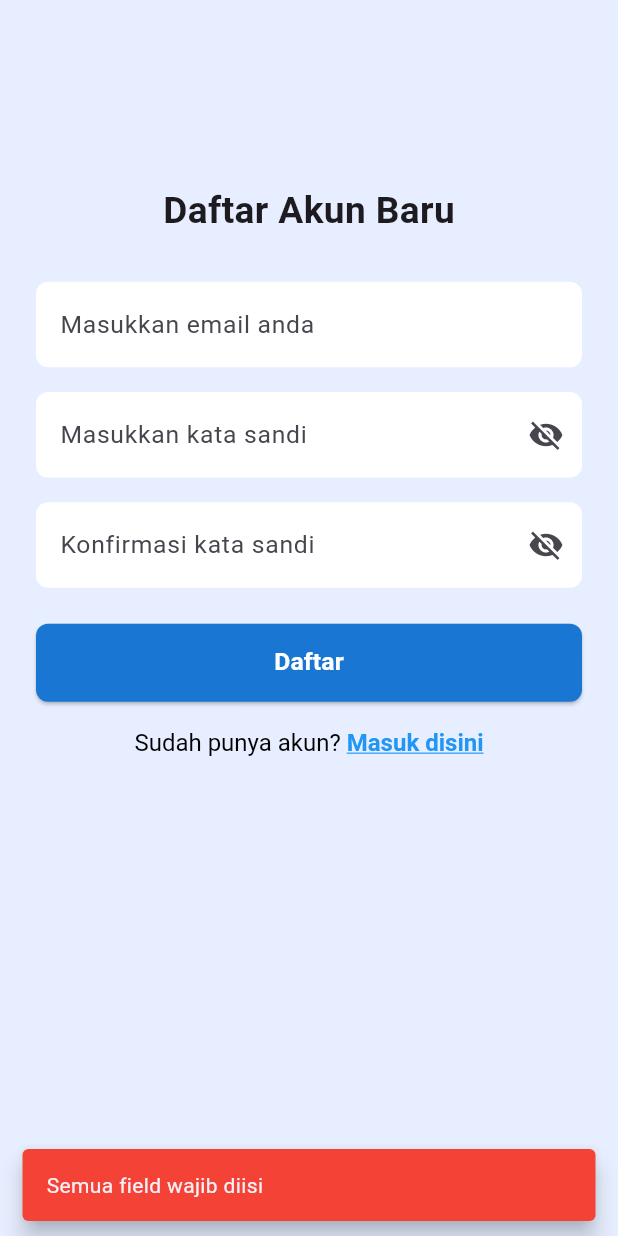
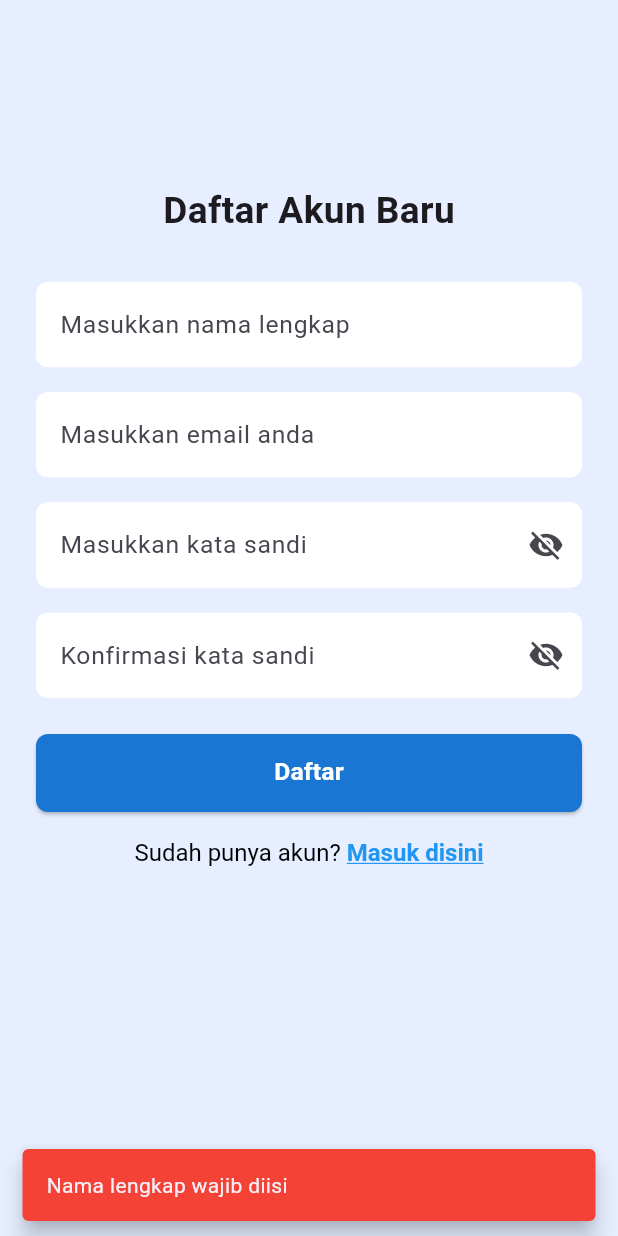
Before and after one commit to OrionZ12/StockFlow-tubes, a Flutter app: the SignUpScreen screen opened by its route, after a tap on "Daftar", on a phone screen of 412 x 824 dp. Run offline on Flutter 3.47's test engine with Material 3 defaults, Android fonts, the phone set to English and light mode, and no system bars; our stand-ins replace firebase_auth, firebase_core, go_router, google_sign_in; accounts and stored records are empty; Roboto replaces fonts that are missing (RobotoSerif).

Commit message:
menambahkan parameter data di signup

```diff
--- a/lib/screen/signup_screen.dart
+++ b/lib/screen/signup_screen.dart
@@ -14,6 +14,7 @@ class SignUpScreen extends StatefulWidget {
 
 class _SignUpScreenState extends State<SignUpScreen> {
   // Controller
+  final nameCtrl = TextEditingController();
   final emailCtrl = TextEditingController();
   final passCtrl = TextEditingController();
   final confirmCtrl = TextEditingController();
@@ -26,6 +27,7 @@ class _SignUpScreenState extends State<SignUpScreen> {
   // PERBAIKAN 1: Dispose Controller untuk mencegah memory leak
   @override
   void dispose() {
+    nameCtrl.dispose();
     emailCtrl.dispose();
     passCtrl.dispose();
     confirmCtrl.dispose();
@@ -65,6 +67,24 @@ class _SignUpScreenState extends State<SignUpScreen> {
 
                     const SizedBox(height: 30),
 
+                    // FULL NAME FIELD
+                    TextField(
+                      controller: nameCtrl,
+                      style: TextStyle(fontSize: inputFont),
+                      keyboardType: TextInputType.name,
+                      decoration: const InputDecoration(
+                        hintText: "Masukkan nama lengkap",
+                        filled: true,
+                        fillColor: Colors.white,
+                        border: OutlineInputBorder(
+                          borderRadius: BorderRadius.all(Radius.circular(8)),
+                          borderSide: BorderSide.none,
+                        ),
+                      ),
+                    ),
+
+                    SizedBox(height: fieldSpacing),
+
                     // EMAIL FIELD
                     TextField(
                       controller: emailCtrl,
@@ -100,8 +120,7 @@ class _SignUpScreenState extends State<SignUpScreen> {
                           icon: Icon(
                             showPass ? Icons.visibility_off : Icons.visibility,
                           ),
-                          onPressed: () =>
-                              setState(() => showPass = !showPass),
+                          onPressed: () => setState(() => showPass = !showPass),
                         ),
                       ),
                     ),
@@ -209,11 +228,16 @@ class _SignUpScreenState extends State<SignUpScreen> {
 
   // LOGIKA UTAMA (DIPISAH SUPAYA RAPI)
   Future<void> _handleSignUp() async {
+    final name = nameCtrl.text.trim();
     final email = emailCtrl.text.trim();
     final pass = passCtrl.text.trim();
     final conf = confirmCtrl.text.trim();
 
     // 1. Validasi Input Dasar
+    if (name.isEmpty) {
+      showError("Nama lengkap wajib diisi");
+      return;
+    }
     if (email.isEmpty || pass.isEmpty || conf.isEmpty) {
       showError("Semua field wajib diisi");
       return;
```
Lines whose indentation alone changed are shown as unchanged.
